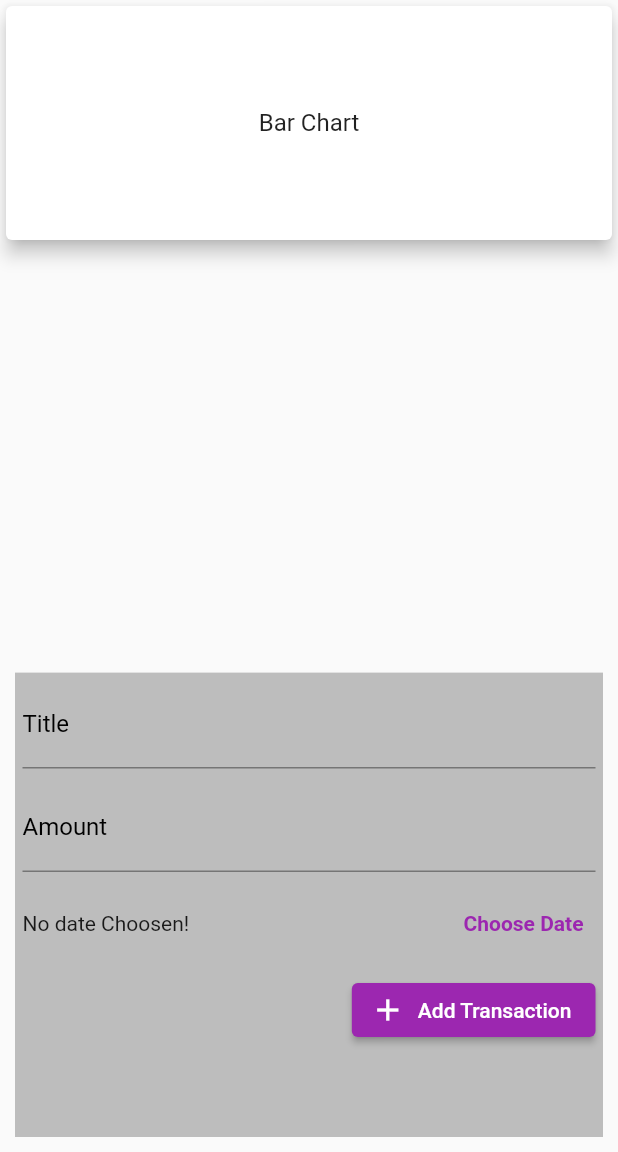
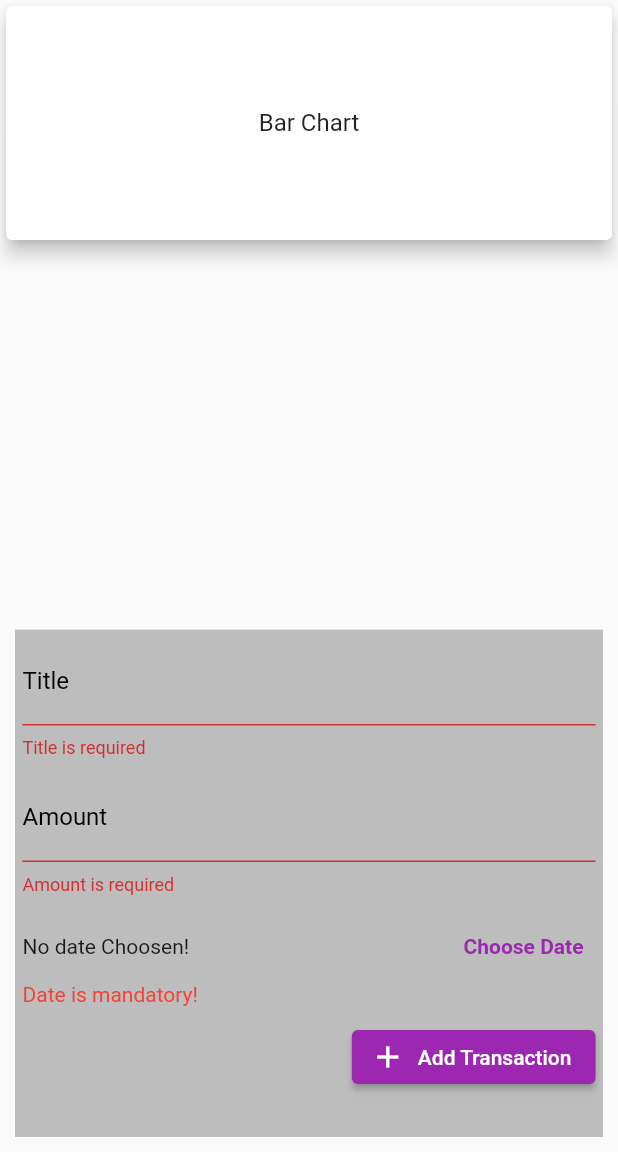
Before and after one commit to prathiswaran-gr/personal_expenses, a Flutter app: the screen it shows after launch, after a tap on the "add" icon, after a tap on "Add Transaction", on a phone screen of 412 x 824 dp, the part 84-1236 px from its top. Run offline on Flutter 3.47's test engine with Material 2 defaults, Android fonts, the phone set to English and light mode, and no system bars.

```diff
--- a/lib/home.dart
+++ b/lib/home.dart
@@ -31,12 +31,15 @@ class _HomeState extends State<Home> {
   List<String> dropdownOptions = ['entry', 'name', 'price', 'date'];
   String dropdownValue = 'entry';
   bool _show = false;
-  bool isDateChoosen = false;
+
   bool isTransactionAdded = false;
   String? _dateTime;
   bool isFloatingActionButtonVisible = true;
   TextEditingController title = TextEditingController();
   TextEditingController amount = TextEditingController();
+  bool isValidateTitle = false;
+  bool isValidateAmount = false;
+  bool isDateSelected = true;
 
   Widget? _showBottomSheet() {
     try {
@@ -44,20 +47,21 @@ class _HomeState extends State<Home> {
         return BottomSheet(
           onClosing: () {},
           builder: (context) {
-            return SafeArea(
-              child: SizedBox(
-                height: MediaQuery.of(context).size.height / 2.5,
+            return SizedBox(
+              height: MediaQuery.of(context).size.height / 2.3,
               child: Container(
                 margin: const EdgeInsets.all(10),
                 padding: const EdgeInsets.all(5),
                 color: Colors.grey[400],
                 child: Column(
+                  crossAxisAlignment: CrossAxisAlignment.start,
                   children: [
                     TextField(
                       controller: title,
-                        decoration: const InputDecoration(
+                      decoration: InputDecoration(
                         labelText: 'Title',
                         labelStyle: TextStyle(color: Colors.black),
+                        errorText: isValidateTitle ? 'Title is required' : null,
                       ),
                       keyboardType: TextInputType.text,
                     ),
@@ -66,9 +70,11 @@ class _HomeState extends State<Home> {
                     ),
                     TextField(
                       controller: amount,
-                        decoration: const InputDecoration(
+                      decoration: InputDecoration(
                         labelText: 'Amount',
-                          labelStyle: TextStyle(color: Colors.black),
+                        labelStyle: const TextStyle(color: Colors.black),
+                        errorText:
+                            isValidateAmount ? 'Amount is required' : null,
                       ),
                       keyboardType: TextInputType.number,
                     ),
@@ -104,6 +110,10 @@ class _HomeState extends State<Home> {
                         )
                       ],
                     ),
+                    Text(
+                      isDateSelected == false ? 'Date is mandatory!' : '',
+                      style: TextStyle(color: Colors.red),
+                    ),
                     const SizedBox(
                       height: 10,
                     ),
@@ -111,12 +121,23 @@ class _HomeState extends State<Home> {
                       mainAxisAlignment: MainAxisAlignment.end,
                       children: [
                         ElevatedButton.icon(
-                            style: ElevatedButton.styleFrom(
-                                primary: Colors.purple),
+                          style:
+                              ElevatedButton.styleFrom(primary: Colors.purple),
                           onPressed: () {
                             setState(() {
-                                isTransactionAdded = !isTransactionAdded;
-
+                              title.text.isEmpty
+                                  ? isValidateTitle = true
+                                  : isValidateTitle = false;
+                              amount.text.isEmpty
+                                  ? isValidateAmount = true
+                                  : isValidateAmount = false;
+                              _dateTime == null
+                                  ? isDateSelected = false
+                                  : isDateSelected = true;
+                            });
+                            if (isValidateAmount == false &&
+                                isValidateTitle == false &&
+                                isDateSelected == true) {
                               expense[title.text] = {
                                 'price': int.parse(amount.text),
                                 'date': _dateTime,
@@ -124,7 +145,16 @@ class _HomeState extends State<Home> {
                               title.clear();
                               amount.clear();
                               _dateTime = null;
+                              setState(() {
+                                isTransactionAdded = !isTransactionAdded;
                               });
+                              Future.delayed(Duration(seconds: 3), () {
+                                setState(() {
+                                  isTransactionAdded = !isTransactionAdded;
+                                  _show = false;
+                                });
+                              });
+                            }
                           },
                           icon: Icon(isTransactionAdded == true
                               ? Icons.check
@@ -136,7 +166,6 @@ class _HomeState extends State<Home> {
                       ],
                     ),
                   ],
-                  ),
                 ),
               ),
             );
@@ -214,8 +243,6 @@ class _HomeState extends State<Home> {
               setState(() {
                 isFloatingActionButtonVisible = true;
                 _show = false;
-
-                isDateChoosen = false;
               });
             },
             child: Column(
```
Lines whose indentation alone changed are shown as unchanged.
